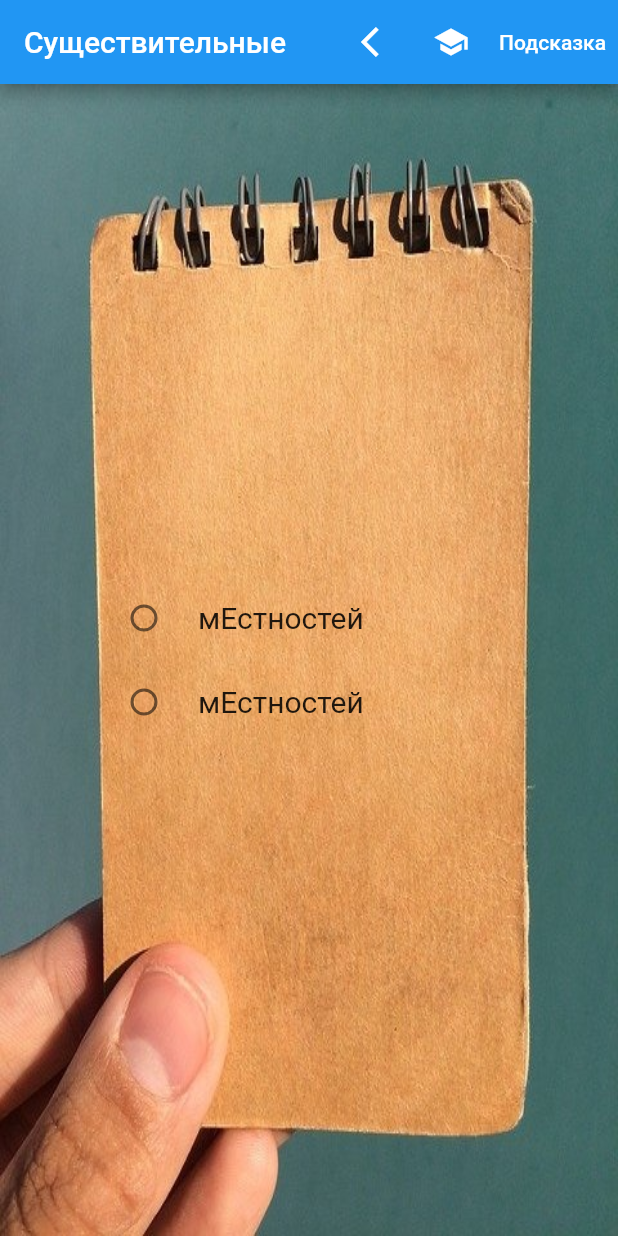
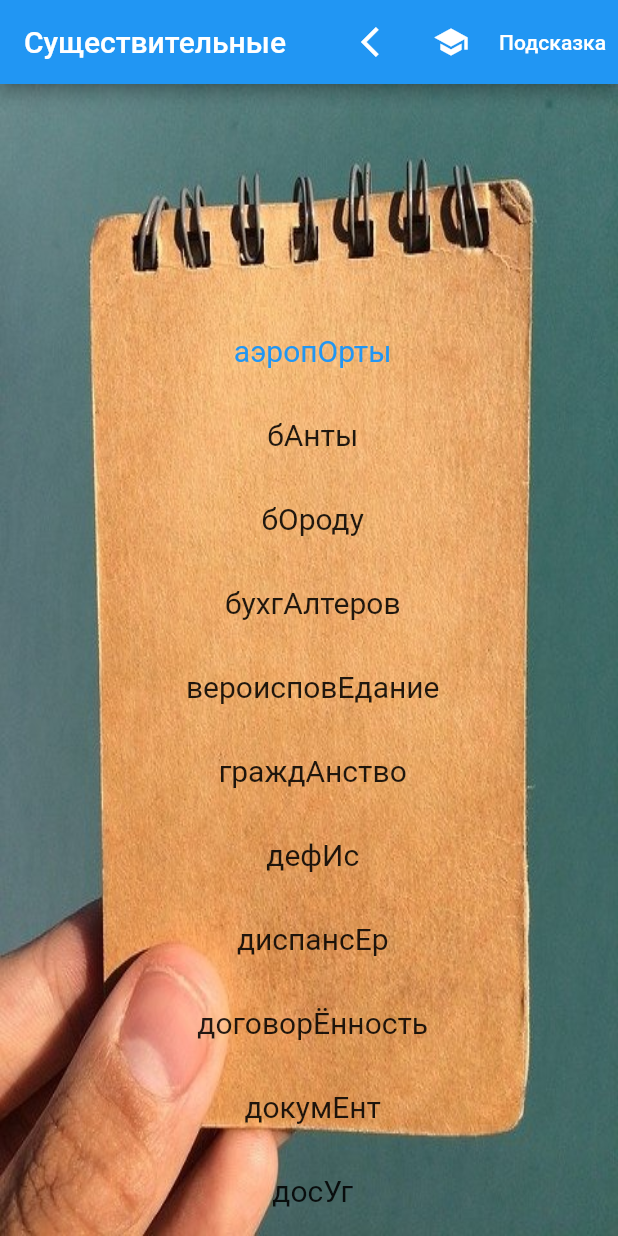
Before and after one commit to pinmv36/orfoepia1, a Flutter app: the screen it shows after launch, in the side drawer, after a tap on "Существительные", on a phone screen of 412 x 824 dp. Run offline on Flutter 3.47's test engine with Material 2 defaults, Android fonts, the phone set to English and light mode, and no system bars.

Commit message:
кликабельный список

```diff
--- a/lib/main.dart
+++ b/lib/main.dart
@@ -1,11 +1,10 @@
 import 'package:flutter/material.dart';
-import 'package:orfoepia/screen1.dart';
-import 'package:orfoepia/sush.dart';
+import 'package:orfoepia/screen/screen1.dart';
+import 'package:orfoepia/screen/sush.dart';
 import 'package:flutter/cupertino.dart';
 import "dart:math";
-
-import 'Podsk.dart';
-
+import 'screen/Podsk.dart';
+var rng = new Random();
 //главная
 void main() {runApp(MaterialApp(
     initialRoute: '/',
@@ -15,6 +14,10 @@ void main() {runApp(MaterialApp(
       '/podsk':(BuildContext context)=>Podsk(),
 
 
+},),);
+
+    for (var i = 0; i < 10; i++) {
+      (rng.nextInt(49));
+    print(rng);}
+
 }
-));
-}
--- a/lib/Podsk.dart
+++ b/lib/screen/Podsk.dart
@@ -1,6 +1,6 @@
 import 'package:flutter/material.dart';
-import 'package:orfoepia/screen1.dart';
-import 'package:orfoepia/sush.dart';
+import 'package:orfoepia/screen/screen1.dart';
+import 'package:orfoepia/screen/sush.dart';
 import 'package:flutter/cupertino.dart';
 import "dart:math";
 
--- a/lib/screen1.dart
+++ b/lib/screen/screen1.dart
@@ -1,10 +1,10 @@
 import 'package:flutter/cupertino.dart';
 import 'package:flutter/material.dart';
-import 'package:orfoepia/sush.dart';
+import 'package:orfoepia/screen/sush.dart';
 import "dart:math";
 
 import 'Podsk.dart';
-import 'main.dart';
+import '../main.dart';
 
 //первый экран запуска
 class Screen_1 extends StatefulWidget {
--- a/lib/sush.dart
+++ b/lib/screen/sush.dart
@@ -3,9 +3,13 @@ import "dart:math";
 import 'package:flutter/material.dart';
 
 import 'Podsk.dart';
-import 'main.dart';
+import '../main.dart';
+/*
 var a=['аэропОрты', 'бАнты', 'бОроду', 'бухгАлтеров', 'вероисповЕдание', 'граждАнство', 'дефИс', 'диспансЕр', 'договорЁнность', 'докумЕнт', 'досУг', 'жалюзИ', 'знАчимость', 'каталОг', 'диалОг', 'монолОг', 'некролОг', 'квартАл', 'корЫсть', 'крАны', 'лЕкторы', 'лЕкторов', 'мЕстностей', 'пОчестей', 'чЕлюстей', 'новостЕй', 'намЕрение', 'недУг', 'нОвости',  'овостЕй', 'мЕстностей', 'нОготь', 'нОгтя', 'Отрочество', 'портфЕль', 'пОручни', 'свЁкла', 'сирОты', 'срЕдства', 'созЫв', 'тамОжня','тОрты', 'тОртов', 'цепОчка', 'шАрфы', 'бАнты', 'шофЁр', 'киоскЁр', 'контролЁр', 'экспЕрт'];
 var b=['аэропОрты', 'бАнты', 'бОроду', 'бухгАлтеров', 'вероисповЕдание', 'граждАнство', 'дефИс', 'диспансЕр', 'договорЁнность', 'докумЕнт', 'досУг', 'жалюзИ', 'знАчимость', 'каталОг', 'диалОг', 'монолОг', 'некролОг', 'квартАл', 'корЫсть', 'крАны', 'лЕкторы', 'лЕкторов', 'мЕстностей', 'пОчестей', 'чЕлюстей', 'новостЕй', 'намЕрение', 'недУг', 'нОвости',  'овостЕй', 'мЕстностей', 'нОготь', 'нОгтя', 'Отрочество', 'портфЕль', 'пОручни', 'свЁкла', 'сирОты', 'срЕдства', 'созЫв', 'тамОжня','тОрты', 'тОртов', 'цепОчка', 'шАрфы', 'бАнты', 'шофЁр', 'киоскЁр', 'контролЁр', 'экспЕрт'];
+*/
+final List<String> a=<String>['аэропОрты', 'бАнты', 'бОроду', 'бухгАлтеров', 'вероисповЕдание', 'граждАнство', 'дефИс', 'диспансЕр', 'договорЁнность', 'докумЕнт', 'досУг', 'жалюзИ', 'знАчимость', 'каталОг', 'диалОг', 'монолОг', 'некролОг', 'квартАл', 'корЫсть', 'крАны', 'лЕкторы', 'лЕкторов', 'мЕстностей', 'пОчестей', 'чЕлюстей', 'новостЕй', 'намЕрение', 'недУг', 'нОвости',  'овостЕй', 'мЕстностей', 'нОготь', 'нОгтя', 'Отрочество', 'портфЕль', 'пОручни', 'свЁкла', 'сирОты', 'срЕдства', 'созЫв', 'тамОжня','тОрты', 'тОртов', 'цепОчка', 'шАрфы', 'бАнты', 'шофЁр', 'киоскЁр', 'контролЁр', 'экспЕрт'];
+
 var r=Random(49);
 String wor = '';
 int val1=-1;
@@ -14,7 +18,43 @@ bool value=false;
 bool val=false;
 int count=0;
 int rnd=0;
-Random random = new Random();int randomNumber = random.nextInt(49);
+Random random = new Random();
+//int randomNumber = random.nextInt(49);
+
+class MyStatefulWidget extends StatefulWidget {
+  const MyStatefulWidget({Key? key}) : super(key: key);
+
+  @override
+  _MyStatefulWidgetState createState() => _MyStatefulWidgetState();
+}
+
+class _MyStatefulWidgetState extends State<MyStatefulWidget> {
+  int _selectedIndex=0;
+  @override
+  Widget build(BuildContext context) {
+    return ListView.builder(
+      padding: const EdgeInsets.fromLTRB(0.0,150.0,0.0,0.0),
+
+      itemCount:a.length,
+      itemBuilder: (BuildContext context,int index){
+        return ListTile(
+          //height: 50,
+          title:Text(' ${a[index]}',textAlign: TextAlign.center,style: TextStyle(
+            fontSize: 20.0,//размер
+          ),),
+          selected: index==_selectedIndex,
+          onTap: (){
+            setState((){
+              _selectedIndex=index;
+            });
+          },
+        );
+
+      },
+    );
+  }
+}
+
 
 //существительные
 class Sush extends StatefulWidget {
@@ -25,6 +65,7 @@ class Sush extends StatefulWidget {
 }
 
 class _SushState extends State<Sush> {
+  int _selectedIndex=0;
   @override
   Widget build(BuildContext context) {
     return MaterialApp(
@@ -43,6 +84,7 @@ class _SushState extends State<Sush> {
             ]
         ),
         body:
+
         Container (
           decoration: const BoxDecoration(
             image:DecorationImage(
@@ -50,13 +92,24 @@ class _SushState extends State<Sush> {
               fit:BoxFit.fill,
             ),),
           //width:double.infinity,
-          child: Column(
+
+          child:MyStatefulWidget(),)));}}
+
+
+
+          /*child: Column(
             mainAxisAlignment: MainAxisAlignment.center,
             children: [
-              Padding(
+
+
+
+
+
+
+          /*Padding(
                 padding:EdgeInsets.symmetric(horizontal: 60.0),
                 child: RadioListTile(
-                  title:  Text(a[randomNumber],style:const TextStyle(fontSize:20.0) ,),
+                  title:  Text(a[4],style:const TextStyle(fontSize:20.0) ,),
                   value: 1,
                   groupValue: val1,
                   onChanged: (value) {
@@ -69,7 +122,7 @@ class _SushState extends State<Sush> {
               Padding(
                 padding:EdgeInsets.symmetric(horizontal: 60.0),
                 child: RadioListTile(
-                  title:  Text(a[randomNumber],style:const TextStyle(fontSize:20.0) ,),
+                  title:  Text(b[4],style:const TextStyle(fontSize:20.0) ,),
                   value: 2,
                   groupValue: val1,
                   onChanged: (value) {
@@ -78,7 +131,7 @@ class _SushState extends State<Sush> {
                     });
                   },
                   activeColor:Colors.blue,),
-              ),
+              ),*/
 
 
             ],
@@ -90,4 +143,4 @@ class _SushState extends State<Sush> {
 
 
   }
-}
+}*/
```
